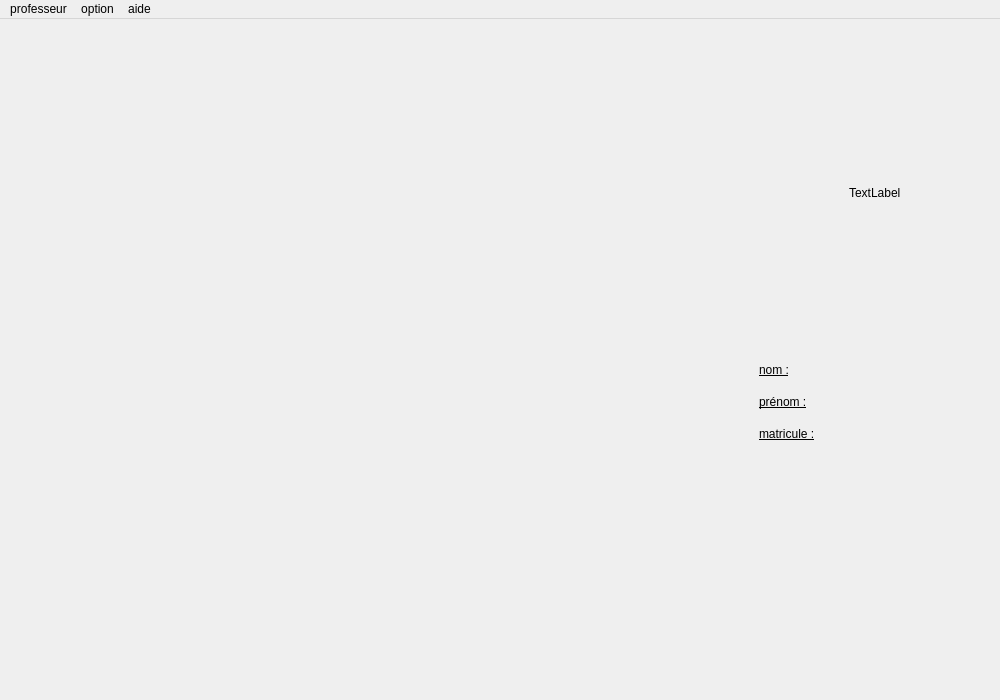
Old version of the form mainwindow.ui in the repository ngdream/noteprof.
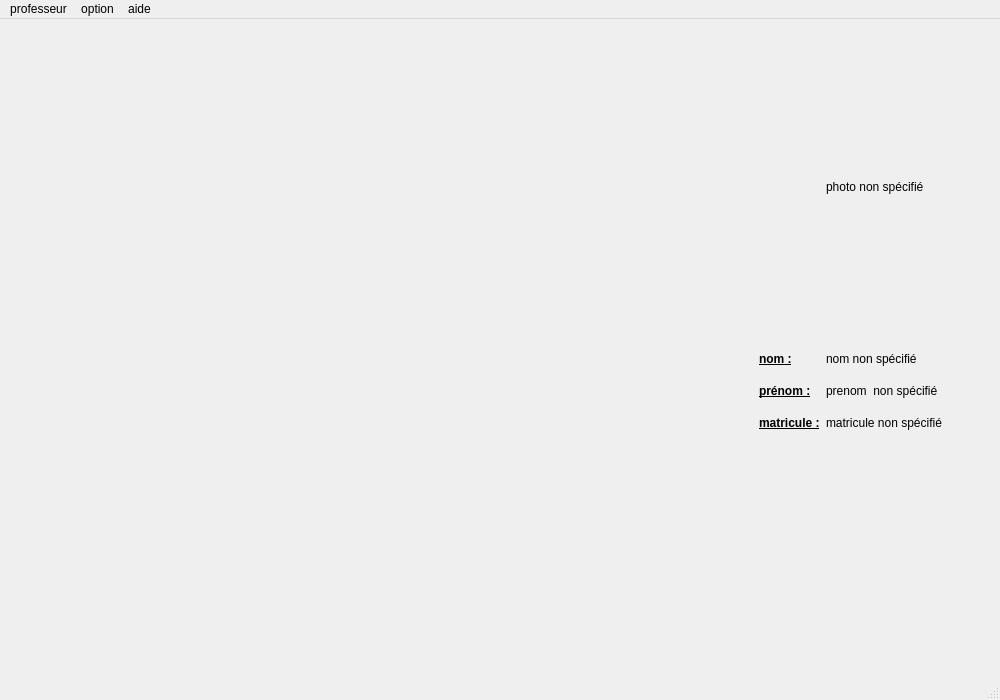
New version of the form. Custom widgets are drawn as their Qt base class.

Diff of the .ui file:
```diff
--- a/mainwindow.ui
+++ b/mainwindow.ui
@@ -11,14 +11,14 @@
    </rect>
   </property>
   <property name="sizePolicy">
-   <sizepolicy hsizetype="Minimum" vsizetype="Preferred">
+   <sizepolicy hsizetype="Expanding" vsizetype="Expanding">
     <horstretch>0</horstretch>
     <verstretch>0</verstretch>
    </sizepolicy>
   </property>
   <property name="minimumSize">
    <size>
-    <width>900</width>
+    <width>1000</width>
     <height>700</height>
    </size>
   </property>
@@ -54,7 +54,7 @@
         </property>
         <property name="minimumSize">
          <size>
-          <width>18</width>
+          <width>70</width>
           <height>0</height>
          </size>
         </property>
@@ -114,7 +114,7 @@
             </size>
            </property>
            <property name="text">
-            <string>TextLabel</string>
+            <string>photo non spécifié</string>
            </property>
           </widget>
          </item>
@@ -127,6 +127,7 @@
             <widget class="QLabel" name="label">
              <property name="font">
               <font>
+               <bold>true</bold>
                <underline>true</underline>
               </font>
              </property>
@@ -139,6 +140,7 @@
             <widget class="QLabel" name="label_2">
              <property name="font">
               <font>
+               <bold>true</bold>
                <underline>true</underline>
               </font>
              </property>
@@ -147,10 +149,18 @@
              </property>
             </widget>
            </item>
+           <item row="1" column="1">
+            <widget class="QLabel" name="prenomlabel">
+             <property name="text">
+              <string>prenom  non spécifié</string>
+             </property>
+            </widget>
+           </item>
            <item row="2" column="0">
             <widget class="QLabel" name="label_3">
              <property name="font">
               <font>
+               <bold>true</bold>
                <underline>true</underline>
               </font>
              </property>
@@ -159,6 +169,20 @@
              </property>
             </widget>
            </item>
+           <item row="2" column="1">
+            <widget class="QLabel" name="matriculelabel">
+             <property name="text">
+              <string>matricule non spécifié</string>
+             </property>
+            </widget>
+           </item>
+           <item row="0" column="1">
+            <widget class="QLabel" name="nomlabel">
+             <property name="text">
+              <string>nom non spécifié</string>
+             </property>
+            </widget>
+           </item>
           </layout>
          </item>
         </layout>
@@ -206,6 +230,7 @@
    <addaction name="menuoption"/>
    <addaction name="menuaide"/>
   </widget>
+  <widget class="QStatusBar" name="statusBar"/>
   <action name="actionvoir">
    <property name="text">
     <string>voir</string>
```
